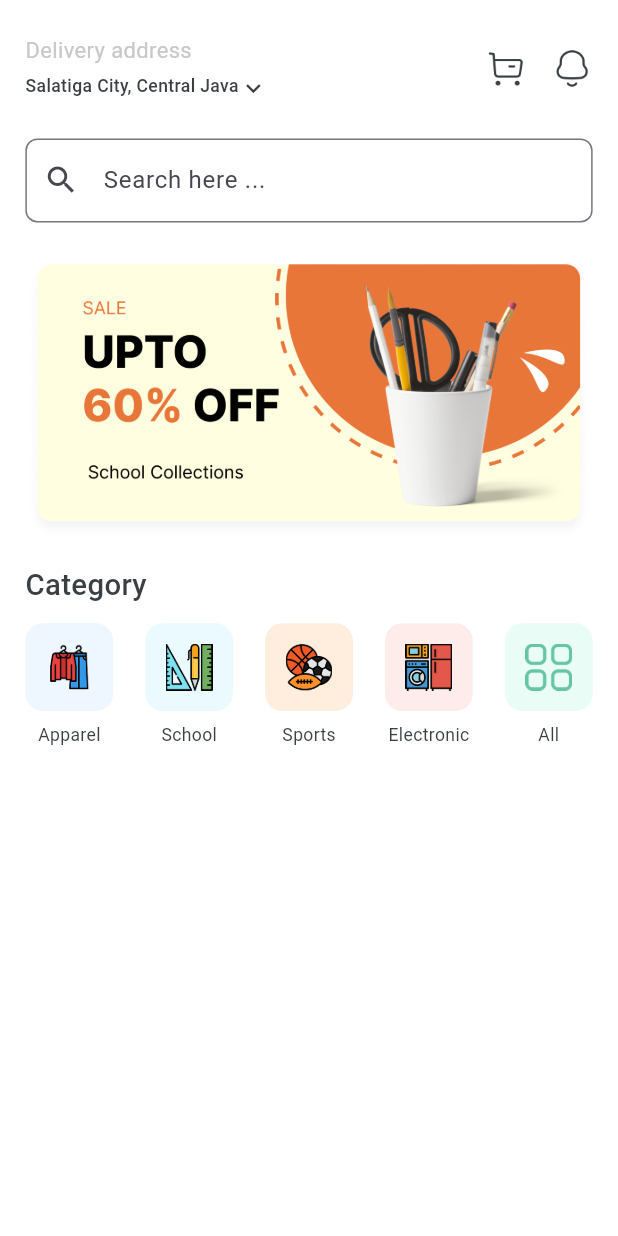
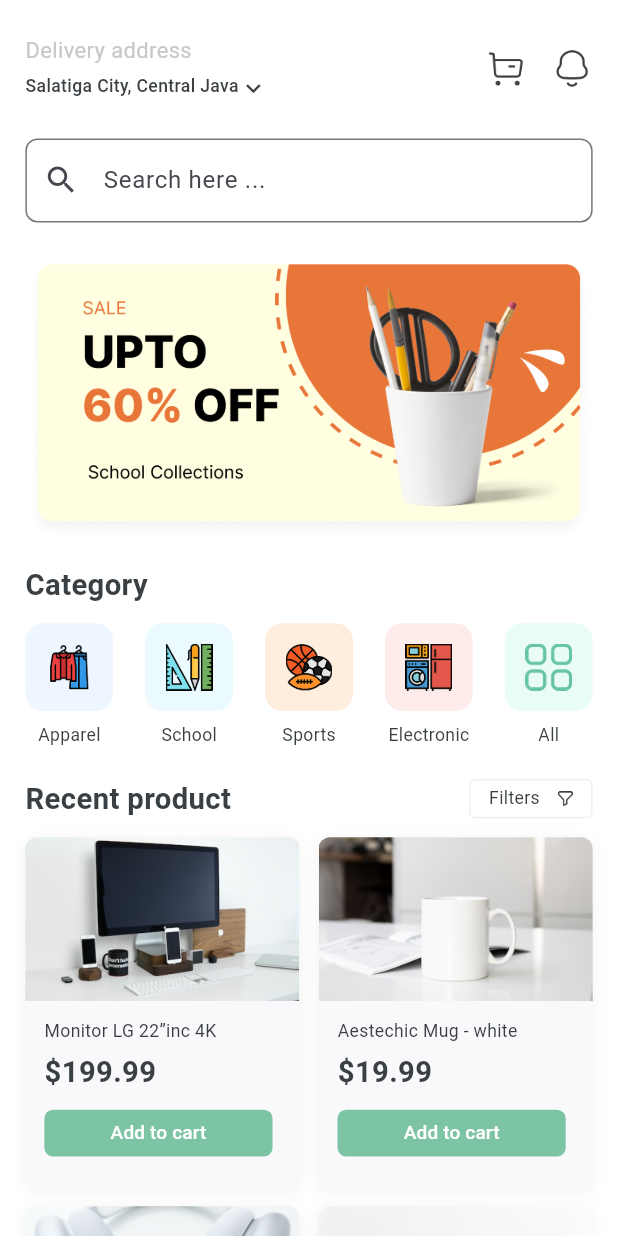
Before and after one commit to Sohib-Emad/E-commerce-App, a Flutter app: the screen it shows after launch, on a phone screen of 412 x 824 dp. Run offline on Flutter 3.47's test engine with Material 3 defaults, Android fonts, the phone set to English and light mode, and no system bars; our stand-ins replace flutter_screenutil.

Commit message:
Enhance home screen layout and add RecentProduct widget with product listing

```diff
--- a/lib/core/theme/app_styles.dart
+++ b/lib/core/theme/app_styles.dart
@@ -17,7 +17,7 @@ class AppStyles {
   );
   static TextStyle category = TextStyle(
     fontSize: 20.sp,
-    fontWeight: FontWeightHelper.medium,
+    fontWeight: FontWeightHelper.bold,
     color: AppColors.homeheader2,
   );
 
--- /dev/null
+++ b/lib/core/widgets/add_to_cart.dart
@@ -0,0 +1,27 @@
+import 'package:flutter/material.dart';
+import 'package:flutter_screenutil/flutter_screenutil.dart';
+
+class AddToCart extends StatelessWidget {
+  const AddToCart({super.key});
+
+  @override
+  Widget build(BuildContext context) {
+    return SizedBox(
+      width: 144.w,
+      height: 32.h,
+      child: ElevatedButton(
+        onPressed:  () {},
+        style: ElevatedButton.styleFrom(
+          backgroundColor: const Color(0xFF7DC4A5),
+          foregroundColor: Colors.white,
+          elevation: 0,
+          padding: EdgeInsets.zero,
+          shape: RoundedRectangleBorder(
+            borderRadius: BorderRadius.circular(6.r),
+          ),
+        ),
+        child: Text("Add to cart", style: TextStyle(fontSize: 13.sp)),
+      ),
+    );
+  }
+}
--- a/lib/feature/home/home_screen.dart
+++ b/lib/feature/home/home_screen.dart
@@ -2,6 +2,7 @@ import 'package:eco/core/theme/app_image.dart';
 import 'package:eco/core/widgets/search_bar.dart';
 import 'package:eco/feature/home/widgets/category.dart';
 import 'package:eco/feature/home/widgets/header_app.dart';
+import 'package:eco/feature/home/widgets/recent_product.dart';
 import 'package:flutter/material.dart';
 import 'package:flutter_screenutil/flutter_screenutil.dart';
 
@@ -13,6 +14,7 @@ class HomeScreen extends StatelessWidget {
     return Scaffold(
       backgroundColor: Colors.white,
       body: SafeArea(
+        child: SingleChildScrollView(
           child: Padding(
             padding: EdgeInsets.symmetric(horizontal: 16.w, vertical: 24.h),
             child: Column(
@@ -25,7 +27,10 @@ class HomeScreen extends StatelessWidget {
                 Image.asset(AppImage.banner1),
                 SizedBox(height: 18.h),
                 const CategoryWidget(),
+                SizedBox(height: 20.h),
+                const RecentProduct(),
               ],
+            ),
           ),
         ),
       ),
--- /dev/null
+++ b/lib/feature/home/widgets/recent_product.dart
@@ -0,0 +1,145 @@
+import 'package:eco/core/theme/app_colors.dart';
+import 'package:eco/core/theme/app_styles.dart';
+import 'package:eco/core/widgets/add_to_cart.dart';
+import 'package:flutter/material.dart';
+import 'package:flutter_screenutil/flutter_screenutil.dart';
+
+class Product {
+  const Product({required this.image, required this.name, required this.price});
+
+  final String image;
+  final String name;
+  final double price;
+}
+
+class RecentProduct extends StatelessWidget {
+  const RecentProduct({super.key});
+
+  static const _products = [
+    Product(
+      image: 'assets/images/image 1.png',
+      name: 'Monitor LG 22”inc 4K',
+      price: 199.99,
+    ),
+    Product(
+      image: 'assets/images/image 2.png',
+      name: 'Aestechic Mug - white',
+      price: 19.99,
+    ),
+    Product(
+      image: 'assets/images/image 3.png',
+      name: 'Monitor LG 22”inc 4K',
+      price: 199.99,
+    ),
+    Product(
+      image: 'assets/images/image 4.png',
+      name: 'Monitor LG 22”inc 4K',
+      price: 199.99,
+    ),
+  ];
+
+  @override
+  Widget build(BuildContext context) {
+    return Column(
+      crossAxisAlignment: CrossAxisAlignment.start,
+      children: [
+        Row(
+          mainAxisAlignment: MainAxisAlignment.spaceBetween,
+          children: [
+            Text("Recent product", style: AppStyles.category),
+            Container(
+              height: 27.h,
+              width: 78.w,
+              decoration: BoxDecoration(
+                color: Colors.white,
+                border: Border.all(color: AppColors.grey, width: 1.w),
+                borderRadius: BorderRadius.circular(4.r),
+              ),
+              child: Row(
+                mainAxisAlignment: MainAxisAlignment.spaceEvenly,
+                children: [
+                  Text("Filters", style: AppStyles.categoryName),
+                  Image.asset(
+                    'assets/icons/Filter 2.png',
+                    width: 10.r,
+                    height: 10.r,
+                  ),
+                ],
+              ),
+            ),
+          ],
+        ),
+        SizedBox(height: 12.h),
+        GridView.builder(
+          shrinkWrap: true,
+          physics: const NeverScrollableScrollPhysics(),
+          itemCount: _products.length,
+          gridDelegate: SliverGridDelegateWithFixedCrossAxisCount(
+            crossAxisCount: 2,
+            crossAxisSpacing: 12.w,
+            mainAxisSpacing: 12.h,
+            mainAxisExtent: 240.h, // fixed card height
+          ),
+          itemBuilder: (context, index) =>
+              ProductCard(product: _products[index]),
+        ),
+      ],
+    );
+  }
+}
+
+class ProductCard extends StatelessWidget {
+  const ProductCard({super.key, required this.product, this.onAddToCart});
+
+  final Product product;
+  final VoidCallback? onAddToCart;
+
+  @override
+  Widget build(BuildContext context) {
+    return Container(
+      decoration: BoxDecoration(
+        color: const Color(0xFFF9F9FB),
+        borderRadius: BorderRadius.circular(8.r),
+        boxShadow: [
+          BoxShadow(
+            color: const Color(0x0D000000),
+            blurRadius: 8.r,
+            offset: Offset(0, 2.h),
+          ),
+        ],
+      ),
+      child: Column(
+        crossAxisAlignment: CrossAxisAlignment.start,
+        children: [
+          ClipRRect(
+            borderRadius: BorderRadius.vertical(top: Radius.circular(8.r)),
+            child: Image.asset(
+              product.image,
+              height: 112.h,
+              width: double.infinity,
+              fit: BoxFit.cover,
+            ),
+          ),
+          Padding(
+            padding: EdgeInsets.symmetric(horizontal: 12.w, vertical: 12.h),
+            child: Column(
+              crossAxisAlignment: CrossAxisAlignment.start,
+              children: [
+                Text(
+                  product.name,
+                  style: AppStyles.categoryName,
+                  maxLines: 1,
+                  overflow: TextOverflow.ellipsis,
+                ),
+                SizedBox(height: 4.h),
+                Text("\$${product.price}", style: AppStyles.category),
+                SizedBox(height: 12.h),
+                const AddToCart(), // Use the AddToCart widget here
+              ],
+            ),
+          ),
+        ],
+      ),
+    );
+  }
+}
```
Also changed, not shown: assets/icons/Filter 2.png (added). Lines whose indentation alone changed are shown as unchanged.
